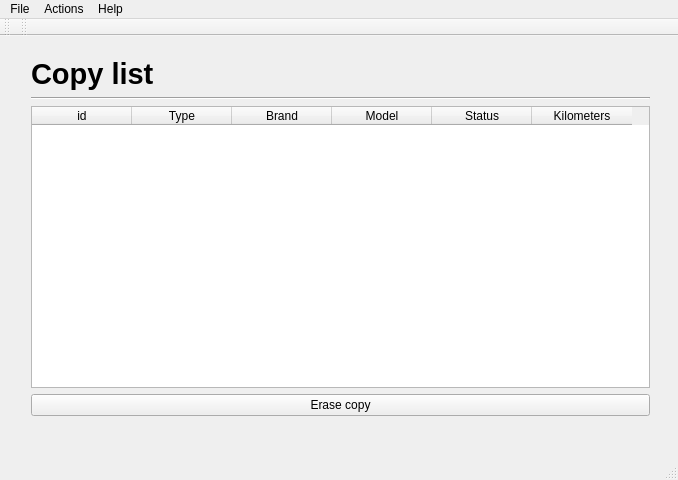
This is mainwindow.ui in lolopasdugato/AvisOmatiCQt as Qt 5 draws it before an edit. The edited form follows.
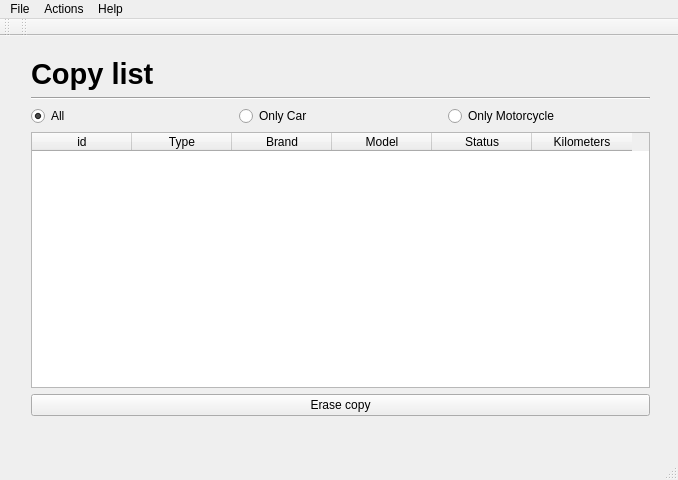
This is the edited form. The open tabs and pages were chosen to show the change.

What changed in the file:
```diff
--- a/mainwindow.ui
+++ b/mainwindow.ui
@@ -1401,6 +1401,34 @@
          </property>
         </widget>
        </item>
+       <item>
+        <layout class="QHBoxLayout" name="horizontalLayout_8">
+         <item>
+          <widget class="QRadioButton" name="radioButton_4">
+           <property name="text">
+            <string>All</string>
+           </property>
+           <property name="checked">
+            <bool>true</bool>
+           </property>
+          </widget>
+         </item>
+         <item>
+          <widget class="QRadioButton" name="radioButton_5">
+           <property name="text">
+            <string>Only Car</string>
+           </property>
+          </widget>
+         </item>
+         <item>
+          <widget class="QRadioButton" name="radioButton_6">
+           <property name="text">
+            <string>Only Motorcycle</string>
+           </property>
+          </widget>
+         </item>
+        </layout>
+       </item>
        <item>
         <widget class="QTableWidget" name="tableWidget_2">
          <property name="enabled">
```
Left out of the diff: 2 changed lines with no effect on the pictures.
